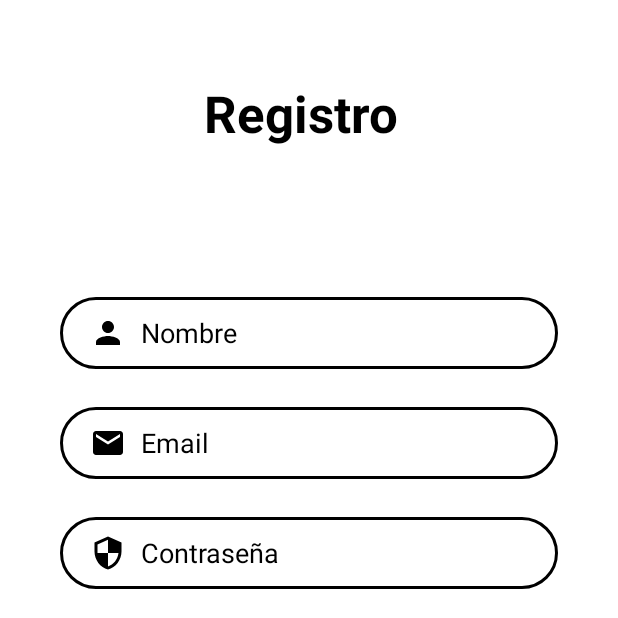
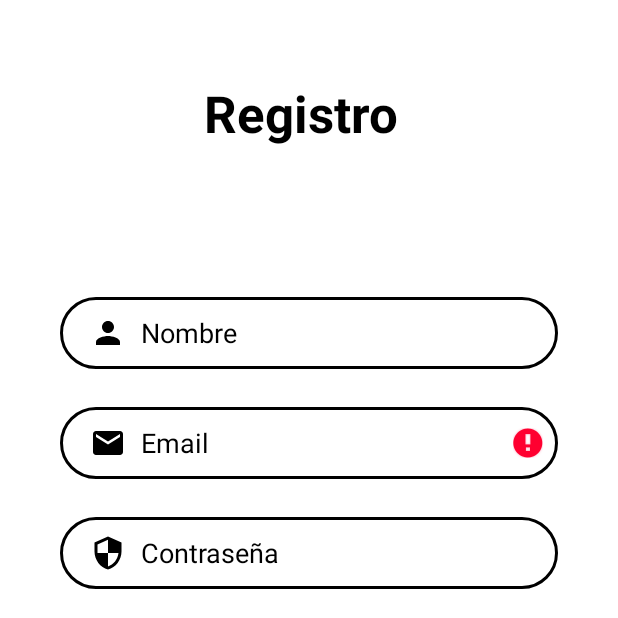
Before and after one commit to FabianINC/Move, an Android app: the RegisterActivity screen opened directly, with no data from a screen before it, after a tap on "REGISTRARSE", on a phone screen of 412 x 824 dp, the top half of it. Run offline under Robolectric (Android 15) with nearby library versions, the phone set to English and light mode, and no system bars; our stand-ins replace Firebase (no records; nobody signed in at launch, a user with empty details on screens opened directly).

```diff
--- a/app/build.gradle
+++ b/app/build.gradle
@@ -1,5 +1,6 @@
 plugins {
     id 'com.android.application'
+    id 'com.google.gms.google-services'
 }
 
 android {
@@ -40,6 +41,7 @@ dependencies {
     implementation 'androidx.lifecycle:lifecycle-viewmodel-ktx:2.5.1'
     implementation 'androidx.navigation:navigation-fragment:2.5.3'
     implementation 'androidx.navigation:navigation-ui:2.5.3'
+    implementation 'com.google.firebase:firebase-auth:21.1.0'
     testImplementation 'junit:junit:4.13.2'
     androidTestImplementation 'androidx.test.ext:junit:1.1.5'
     androidTestImplementation 'androidx.test.espresso:espresso-core:3.5.1'
--- a/app/src/main/java/Login_RegisterActivity/RegisterActivity.java
+++ b/app/src/main/java/Login_RegisterActivity/RegisterActivity.java
@@ -1,7 +1,9 @@
 package Login_RegisterActivity;
 
+import androidx.annotation.NonNull;
 import androidx.appcompat.app.AppCompatActivity;
 
+import android.app.ProgressDialog;
 import android.content.Intent;
 import android.os.Bundle;
 import android.view.Gravity;
@@ -13,38 +15,46 @@ import android.widget.EditText;
 import android.widget.TextView;
 import android.widget.Toast;
 
-import com.android.volley.Request;
-import com.android.volley.RequestQueue;
-import com.android.volley.Response;
-import com.android.volley.VolleyError;
-import com.android.volley.toolbox.StringRequest;
-import com.android.volley.toolbox.Volley;
 import com.archivo.move.R;
-
-import java.util.HashMap;
-import java.util.Map;
+import com.google.android.gms.tasks.OnCompleteListener;
+import com.google.android.gms.tasks.Task;
+import com.google.firebase.auth.AuthResult;
+import com.google.firebase.auth.FirebaseAuth;
+import com.google.firebase.auth.FirebaseUser;
 
 public class RegisterActivity extends AppCompatActivity {
 
     // VARIABLES GLOBALES
-    EditText txt_name,txt_email,txt_password,txt_confirmPassword;
-    Button btn_registration;
-    String name, email, password, passwordConfirmation;
+    EditText input_userName,input_email,input_password,input_confirmPassword;
+    Button btn_register;
+    /* String name, email, password, passwordConfirmation; */
+
+    ProgressDialog registerProgress;
+
+
+    FirebaseAuth registerAuth;
+    FirebaseUser registerUser;
 
     //private static final String URL1 = "http://152.231.173.118/usuarios/save.php";
 
     @Override
     protected void onCreate(Bundle savedInstanceState) {
         super.onCreate(savedInstanceState);
-        setContentView(R.layout.activity_registration);
+        setContentView(R.layout.activity_register);
 
-        // SE IDENTIFICA CADA VARIABLE GLOBAL
-        txt_name = findViewById(R.id.txt_name);
-        txt_email = findViewById(R.id.txt_email);
-        txt_password = findViewById(R.id.txt_password);
-        txt_confirmPassword = findViewById(R.id.txt_passwordConfirmation);
-        btn_registration = findViewById(R.id.btn_registerAccount);
+        // SE IDENTIFICA CADA VARIABLE JAVA CON LA UI
+        input_userName = findViewById(R.id.txt_name);
+        input_email = findViewById(R.id.txt_email);
+        input_password = findViewById(R.id.txt_password);
+        input_confirmPassword = findViewById(R.id.txt_passwordConfirmation);
+        btn_register = findViewById(R.id.btn_registerAccount);
 
+        //SE CREA UN NUEVO PROGRESS DIALOG
+        registerProgress = new ProgressDialog(RegisterActivity.this);
+
+        registerAuth = FirebaseAuth.getInstance();
+        registerUser = registerAuth.getCurrentUser();
+/*
         // EVENTO QUE SE EJECUTA CUANDO SE DA CLICK EN btnRegister
         btn_registration.setOnClickListener(new View.OnClickListener() {
             @Override
@@ -58,7 +68,7 @@ public class RegisterActivity extends AppCompatActivity {
 
                 if(!password.equals(passwordConfirmation)){
 
-                    showToastWrong("La contraseña y su confirmación deben coincidir");
+                    showUnsuccessfulToast("La contraseña y su confirmación deben coincidir");
 
                 }
 
@@ -71,21 +81,21 @@ public class RegisterActivity extends AppCompatActivity {
                             public void onResponse(String response) {
 
                                 if(response.equals("success")){ // SI DEVUELVE 'success' ES PORQUE SE PUDO REGISTRAR EN LA BASE DE DATOS
-                                    showToastGood("Registro exitoso");
+                                    showSuccessfulToast("Registro exitoso");
 
                                     // LLAMADO A LA PANTALLA DE LOGIN
                                     startActivity(new Intent(RegisterActivity.this, LoginActivity.class));
                                     finish();
                                 }else{
                                     // DEVUELVE EL ERROR
-                                    showToastWrong(response);
+                                    showUnsuccessfulToast(response);
                                 }
 
                             }
                         }, new Response.ErrorListener() {
                     @Override
                     public void onErrorResponse(VolleyError error) {
-                        /* ACÁ DEBERÍA IR OTRO TOAST PARA SABER SI ES OTRO TIPO DE ERROR ¿? */
+
                     }
                 }){
                     protected Map<String, String> getParams(){
@@ -103,18 +113,77 @@ public class RegisterActivity extends AppCompatActivity {
 
             }
         });
-
+*/
 
     }
 
+    /* VARIABLE PARA VERIFICAR QUE SEA UN CORREO VALIDO */
+    final String emailPattern = "[a-zA-Z0-9._-]+@[a-z]+\\+.+[a-z]+";
+    // MÉTODO PARA REALIZAR EL REGISTRO
+    public void performRegister( View btnRegisterClicked ){
+
+        // SE OBTIENEN TODOS LOS DATOS INGRESADOS
+        final String userName = input_userName.getText().toString();
+        final String userEmail = input_email.getText().toString();
+        final String userPassword = input_password.getText().toString();
+        final String userPasswordConfirmation = input_confirmPassword.getText().toString();
+
+        // VERIFICAMOS QUE EL CORREO SEA REALMENTE UN FORMATO DE CORREO
+        if( !userEmail.matches(emailPattern) ){
+            input_email.setError("Ingrese un correo eléctronico válido");
+            input_email.setText("");
+
+        // VERIFICAMOS SI LA CONTRASEÑA ESTÁ VACÍA O ES MUY CORTA
+        }else if( userPassword.isEmpty() || userPassword.length() < 6 ){
+            input_password.setError("Ingrese una contraseña válido");
+            input_password.setText("");
+            input_confirmPassword.setText("");
+
+
+        // VERIFICAMOS QUE AMBAS CONTRASEÑAN COINCIDAN
+        }else if( !userPassword.equals(userPasswordConfirmation) ){
+            input_confirmPassword.setError("Las contraseñas no coinciden");
+            input_password.setText("");
+            input_confirmPassword.setText("");
+
+
+        // SI TODAS LAS VERIFICACIONES SON CORRECTAS
+        }else{
+            registerProgress.setMessage("Por favor espere...");
+            registerProgress.setTitle("Registrando");
+            registerProgress.setCanceledOnTouchOutside(false);
+            registerProgress.show();
+
+            // SE REALIZA LA PETICIÓN PARA REGISTRAR UN USUARIO
+            registerAuth.createUserWithEmailAndPassword(userEmail, userPassword).addOnCompleteListener(new OnCompleteListener<AuthResult>() {
+                @Override
+                public void onComplete(@NonNull Task<AuthResult> task) {
+
+                    if( task.isSuccessful() ){
+                        registerProgress.dismiss();
+                        showSuccessfulToast("¡Te has registrado exitosamente!");
+
+                        Intent loginScreen = new Intent(RegisterActivity.this, LoginActivity.class);
+                        loginScreen.setFlags(Intent.FLAG_ACTIVITY_CLEAR_TASK | Intent.FLAG_ACTIVITY_NEW_TASK);
+                        startActivity(loginScreen);
+
+                    }else{
+                        registerProgress.dismiss();
+                        showUnsuccessfulToast(task.getException().getMessage());
+                    }
+                }
+            });
+        }
+
+    }
 
     // MÉTODO PARA PASAR A LA PANTALLA DE LOGIN
-    public void AlreadyRegistered(View newUserClicked){
+    public void alreadyRegistered(View newUserClicked){
         startActivity(new Intent(RegisterActivity.this, LoginActivity.class));
     }
 
     // METODO PARA MOSTRAR UN "TOAST" QUE FUE EFECTIVO
-    public void showToastGood(String toastMessage){
+    public void showSuccessfulToast(String toastMessage){
         LayoutInflater layoutInflater = getLayoutInflater();
         View toastRegistration = layoutInflater.inflate(R.layout.toast_check,(ViewGroup) findViewById(R.id.check_toast));
 
@@ -131,7 +200,7 @@ public class RegisterActivity extends AppCompatActivity {
     }
 
     // METODO PARA MOSTRAR UN "TOAST" QUE FUE ERRONEO
-    public void showToastWrong(String toastMessage){
+    public void showUnsuccessfulToast(String toastMessage){
         LayoutInflater layoutInflater = getLayoutInflater();
         View toastRegistration = layoutInflater.inflate(R.layout.toast_wrong,(ViewGroup) findViewById(R.id.wrong_toast));
 
--- a/app/src/main/res/layout/activity_registration.xml
+++ b/app/src/main/res/layout/activity_register.xml
@@ -108,6 +108,7 @@
             android:layout_marginTop="45dp"
             android:layout_marginEnd="100dp"
             android:background="@drawable/bg_green"
+            android:onClick="performRegister"
             android:text="@string/txt_button"
             android:textColor="@color/black"
             app:layout_constraintEnd_toEndOf="@+id/txt_passwordConfirmation"
@@ -137,7 +138,7 @@
             android:minHeight="48dp"
             android:text="@string/register_done"
             android:textColor="@color/black"
-            android:onClick="AlreadyRegistered"
+            android:onClick="alreadyRegistered"
             android:textSize="14sp"
             app:layout_constraintEnd_toEndOf="@+id/btn_registerAccount"
             app:layout_constraintHorizontal_bias="0.454"
--- a/app/src/main/res/layout/side_bar_main.xml
+++ b/app/src/main/res/layout/side_bar_main.xml
@@ -4,6 +4,7 @@
     xmlns:tools="http://schemas.android.com/tools"
     android:layout_width="match_parent"
     android:layout_height="match_parent"
+    android:background="@color/white"
     tools:context="MainActivity.Main">
 
     <com.google.android.material.appbar.AppBarLayout
@@ -33,7 +34,7 @@
         android:id="@+id/toolbar"
         android:layout_width="match_parent"
         android:layout_height="wrap_content"
-        android:background="@drawable/color_sidebar"
+        android:background="@color/white"
         app:popupTheme="@style/Theme.Move.PopupOverlay" />
 
     <SearchView
--- a/build.gradle
+++ b/build.gradle
@@ -1,4 +1,8 @@
-// Top-level build file where you can add configuration options common to all sub-projects/modules.
+buildscript {
+    dependencies {
+        classpath 'com.google.gms:google-services:4.3.14'
+    }
+}// Top-level build file where you can add configuration options common to all sub-projects/modules.
 plugins {
     id 'com.android.application' version '7.3.1' apply false
     id 'com.android.library' version '7.3.1' apply false
```
Also changed, not shown: app/src/main/java/Login_RegisterActivity/LoginActivity.java (+7 -4 lines), 1 other file.
